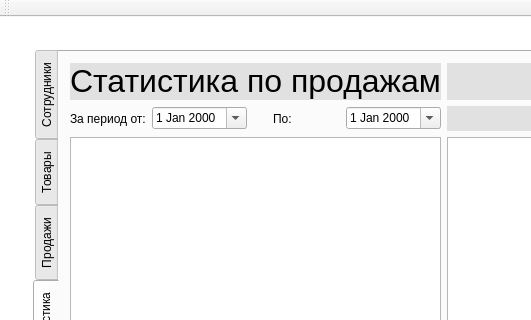
This is iSalary/iSalary/mainwindow.ui in Polikarpova/iSalary as Qt 5 draws it before an edit; both pictures show x 0 to 531 and y 0 to 320 of the 830 by 645 pixel window. The edited form follows.
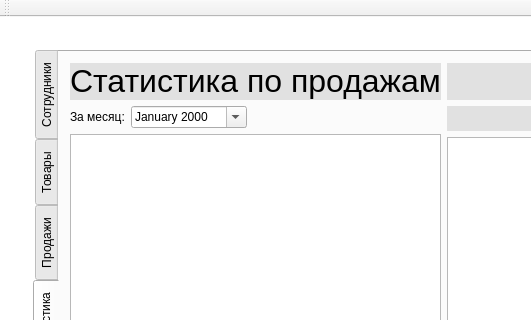
This is the edited form. The open tabs and pages were chosen to show the change.

What changed in the file:
```diff
--- a/iSalary/iSalary/mainwindow.ui
+++ b/iSalary/iSalary/mainwindow.ui
@@ -7,7 +7,7 @@
     <x>0</x>
     <y>0</y>
     <width>814</width>
-    <height>619</height>
+    <height>621</height>
    </rect>
   </property>
   <property name="windowTitle">
@@ -1150,7 +1150,7 @@
                     <item>
                      <widget class="QLabel" name="label_51">
                       <property name="text">
-                       <string>За период от:</string>
+                       <string>За месяц:</string>
                       </property>
                      </widget>
                     </item>
@@ -1181,6 +1181,9 @@
                         <day>14</day>
                        </date>
                       </property>
+                      <property name="displayFormat">
+                       <string>MMMM yyyy</string>
+                      </property>
                       <property name="calendarPopup">
                        <bool>true</bool>
                       </property>
@@ -1189,58 +1192,16 @@
                     <item>
                      <spacer name="verticalSpacer_5">
                       <property name="orientation">
-                       <enum>Qt::Vertical</enum>
-                      </property>
-                      <property name="sizeType">
-                       <enum>QSizePolicy::Minimum</enum>
+                       <enum>Qt::Horizontal</enum>
                       </property>
                       <property name="sizeHint" stdset="0">
                        <size>
-                        <width>20</width>
-                        <height>25</height>
+                        <width>40</width>
+                        <height>20</height>
                        </size>
                       </property>
                      </spacer>
                     </item>
-                    <item>
-                     <widget class="QLabel" name="label_52">
-                      <property name="text">
-                       <string>По:</string>
-                      </property>
-                     </widget>
-                    </item>
-                    <item>
-                     <widget class="QDateEdit" name="statisticEndPeriod">
-                      <property name="enabled">
-                       <bool>true</bool>
-                      </property>
-                      <property name="wrapping">
-                       <bool>false</bool>
-                      </property>
-                      <property name="frame">
-                       <bool>true</bool>
-                      </property>
-                      <property name="buttonSymbols">
-                       <enum>QAbstractSpinBox::UpDownArrows</enum>
-                      </property>
-                      <property name="keyboardTracking">
-                       <bool>true</bool>
-                      </property>
-                      <property name="showGroupSeparator" stdset="0">
-                       <bool>false</bool>
-                      </property>
-                      <property name="minimumDate">
-                       <date>
-                        <year>1900</year>
-                        <month>9</month>
-                        <day>14</day>
-                       </date>
-                      </property>
-                      <property name="calendarPopup">
-                       <bool>true</bool>
-                      </property>
-                     </widget>
-                    </item>
                    </layout>
                   </item>
                   <item>
```
Left out of the diff: 51 changed lines with no effect on the pictures.
